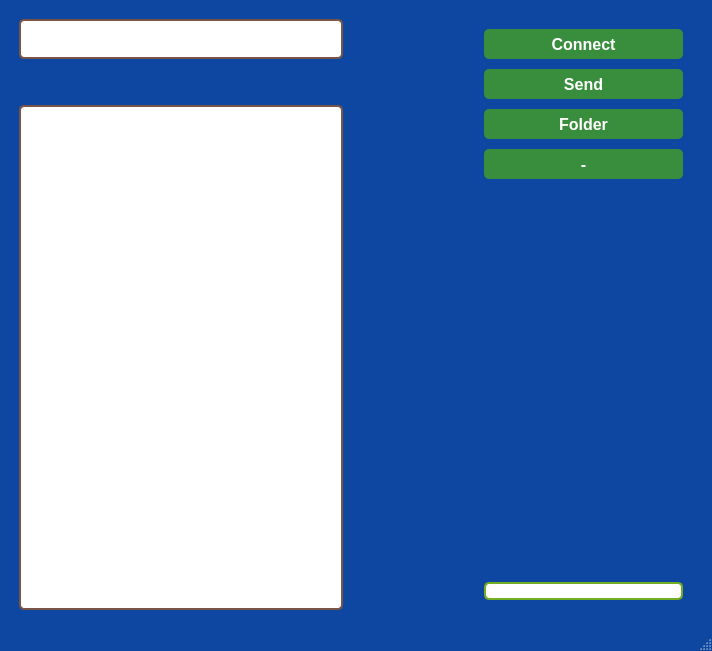
Before: the Qt Designer form lunch.ui in ahmadasmandar/fis_gui, drawn with Qt 5.
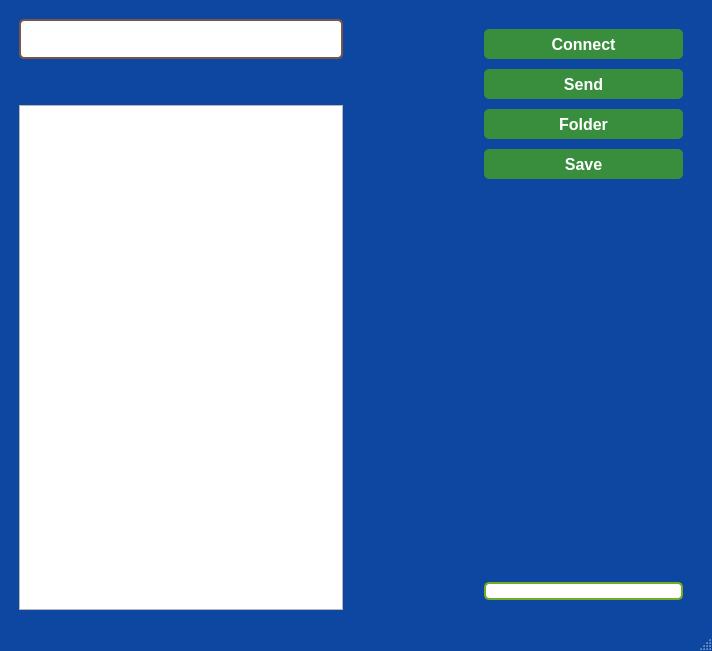
After: the same form once the commit is applied. Icons and pictures are not drawn.

Commit message: saving terminal output as txt files

Diff of the .ui file:
```diff
--- a/lunch.ui
+++ b/lunch.ui
@@ -93,7 +93,7 @@
        </spacer>
       </item>
       <item>
-       <widget class="QTextBrowser" name="terminal">
+       <widget class="QTextEdit" name="terminal">
         <property name="font">
          <font>
           <family>Fira Code Medium</family>
@@ -255,7 +255,7 @@
            </font>
           </property>
           <property name="text">
-           <string>-</string>
+           <string>Save</string>
           </property>
          </widget>
         </item>
```
Left out of the diff: 2 changed lines with no effect on the pictures. The commit also changes 3 other files.
